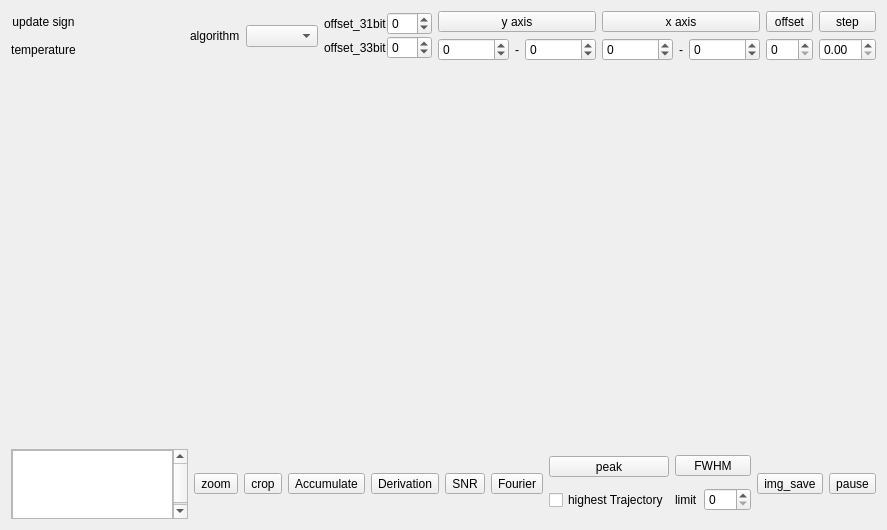
The window that src/form/plot/formplot.ui (MRsoymilk/MySerial) describes before a commit, drawn with Qt 5.
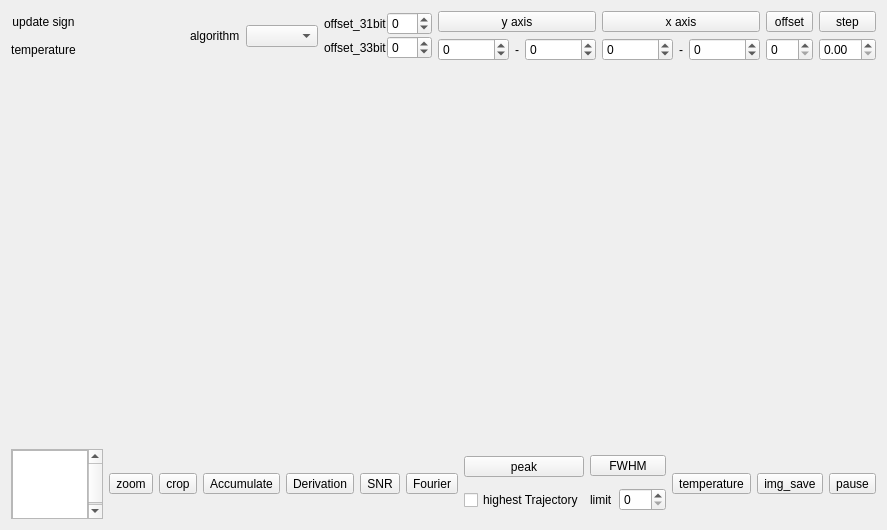
The same window after the commit. Icons and pictures are not drawn.

Commit message: add temperature view

Diff of the .ui file:
```diff
--- a/src/form/plot/formplot.ui
+++ b/src/form/plot/formplot.ui
@@ -142,7 +142,7 @@
          <rect>
           <x>0</x>
           <y>0</y>
-          <width>111</width>
+          <width>70</width>
           <height>70</height>
          </rect>
         </property>
@@ -302,6 +302,13 @@
        </item>
       </layout>
      </item>
+     <item>
+      <widget class="QToolButton" name="tBtnTemperature">
+       <property name="text">
+        <string>temperature</string>
+       </property>
+      </widget>
+     </item>
      <item>
       <widget class="QToolButton" name="tBtnImgSave">
        <property name="text">
```
The commit also changes 9 other files.
